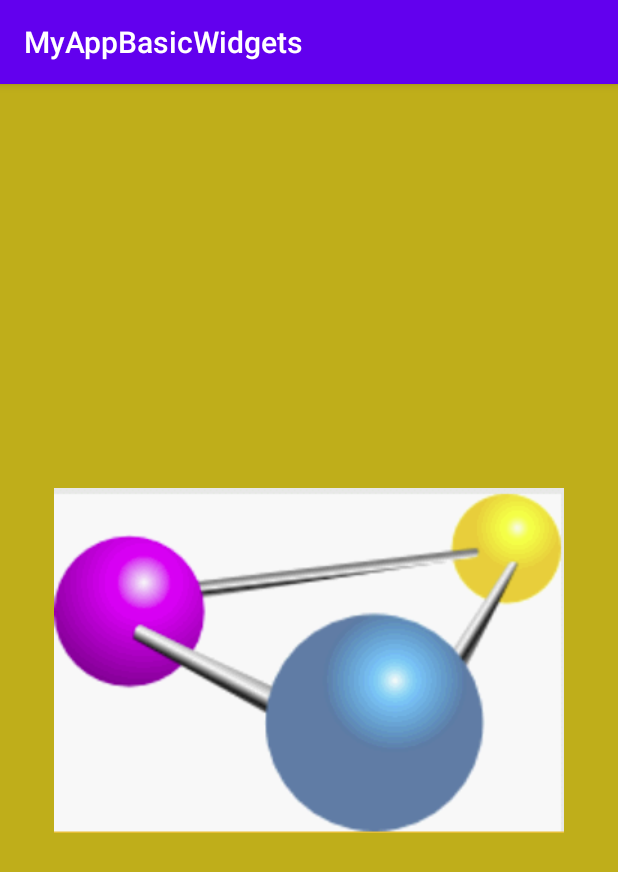
After one commit to sly-felipa/MyAppBasicWidgets, an Android app: the fragment FleetingImagesFragment placed in its activity, on a phone screen of 412 x 824 dp. The commit adds this screen. Shown: the top 872 px of the screen. Run offline under Robolectric (Android 15) with nearby library versions, the phone set to English and light mode, and no system bars.

```diff
--- a/app/src/main/AndroidManifest.xml
+++ b/app/src/main/AndroidManifest.xml
@@ -1,5 +1,6 @@
 <?xml version="1.0" encoding="utf-8"?>
 <manifest xmlns:android="http://schemas.android.com/apk/res/android"
+    xmlns:tools="http://schemas.android.com/tools"
     package="com.example.myappbasicwidgets">
 
     <application
--- /dev/null
+++ b/app/src/main/java/com/example/myappbasicwidgets/EditTextFragment.java
@@ -0,0 +1,44 @@
+package com.example.myappbasicwidgets;
+
+import android.annotation.SuppressLint;
+import android.os.Bundle;
+import android.view.LayoutInflater;
+import android.view.View;
+import android.view.ViewGroup;
+import android.widget.EditText;
+import android.widget.ImageView;
+
+import androidx.fragment.app.Fragment;
+
+public class EditTextFragment extends Fragment {
+    View view;
+    EditText editText;
+    EditText editTextCopy;
+    ImageView imageView;
+
+    @Override
+    public void onCreate(Bundle savedInstanceState) {
+        super.onCreate(savedInstanceState);
+    }
+
+    @Override
+    public View onCreateView(LayoutInflater inflater, ViewGroup container,
+                             Bundle savedInstanceState) {
+        view = inflater.inflate(R.layout.fragment_edit_text, container, false);
+        editText = view.findViewById(R.id.field);
+        editText.setBackgroundColor(R.style.EditTextStyleBlack);
+        editText.setText(getString(R.string.apache));
+        editTextCopy = view.findViewById(R.id.fieldCopy);
+        imageView = view.findViewById(R.id.icon);
+        imageView.setOnClickListener(new View.OnClickListener() {
+            @SuppressLint("ResourceAsColor")
+            @Override
+            public void onClick(View v) {
+//                editText.setBackgroundColor(R.color.colorOrange);
+//                editTextCopy.setBackgroundColor(R.style.EditTextStyleWhite);
+                editTextCopy.setText(R.string.apache);
+            }
+        });
+        return view;
+    }
+}
--- /dev/null
+++ b/app/src/main/java/com/example/myappbasicwidgets/FleetingImagesFragment.java
@@ -0,0 +1,45 @@
+package com.example.myappbasicwidgets;
+
+import android.content.Context;
+import android.media.AudioManager;
+import android.os.Bundle;
+import android.view.LayoutInflater;
+import android.view.SoundEffectConstants;
+import android.view.View;
+import android.view.ViewGroup;
+import android.widget.ImageView;
+
+import androidx.fragment.app.Fragment;
+
+
+public class FleetingImagesFragment extends Fragment {
+    ImageView imageView;
+    View view;
+
+    @Override
+    public void onCreate(Bundle savedInstanceState) {
+        super.onCreate(savedInstanceState);
+
+    }
+
+    @Override
+    public View onCreateView(LayoutInflater inflater, ViewGroup container,
+                             Bundle savedInstanceState) {
+        view = inflater.inflate(R.layout.fragment_fleeting_images, container, false);
+//        mp = MediaPlayer.create(getContext().getApplicationContext(), R.raw.door);
+
+//        audioManager = (AudioManager) getActivity().getSystemService(Context.AUDIO_SERVICE);
+
+        imageView = view.findViewById(R.id.icon);
+        imageView.setOnClickListener(new View.OnClickListener() {
+            @Override
+            public void onClick(View v) {
+//                imageView.setVisibility(View.INVISIBLE);
+                MainActivity mainActivity = (MainActivity) getActivity();
+                AudioManager audioManager = (AudioManager) mainActivity.getSystemService(Context.AUDIO_SERVICE);
+                audioManager.playSoundEffect(SoundEffectConstants.CLICK, 5.0f);
+            }
+        });
+        return view;
+    }
+}
--- a/app/src/main/res/layout/activity_main.xml
+++ b/app/src/main/res/layout/activity_main.xml
@@ -9,6 +9,12 @@
         android:id="@+id/fragmentContainer"
         android:layout_width="match_parent"
         android:layout_height="match_parent">
+        <fragment
+            android:id="@+id/editTFrag"
+            android:name="com.example.myappbasicwidgets.EditTextFragment"
+            android:layout_width="match_parent"
+            android:layout_height="match_parent"
+            tools:layout="@layout/fragment_edit_text" />
 
         <fragment
             android:id="@+id/tvFrag"
--- /dev/null
+++ b/app/src/main/res/layout/fragment_fleeting_images.xml
@@ -0,0 +1,23 @@
+<?xml version="1.0" encoding="utf-8"?>
+<androidx.constraintlayout.widget.ConstraintLayout xmlns:android="http://schemas.android.com/apk/res/android"
+    xmlns:app="http://schemas.android.com/apk/res-auto"
+    xmlns:tools="http://schemas.android.com/tools"
+    android:layout_width="match_parent"
+    android:layout_height="match_parent"
+    android:background="@color/colorYellow"
+    tools:context=".FleetingImagesFragment">
+
+    <ImageView
+        android:id="@+id/icon"
+        android:layout_width="wrap_content"
+        android:layout_height="wrap_content"
+        android:adjustViewBounds="true"
+        android:clickable="true"
+        android:focusable="true"
+        android:src="@drawable/molecule"
+        android:soundEffectsEnabled="true"
+        app:layout_constraintBottom_toBottomOf="parent"
+        app:layout_constraintEnd_toEndOf="parent"
+        app:layout_constraintStart_toStartOf="parent"
+        app:layout_constraintTop_toTopOf="parent" />
+</androidx.constraintlayout.widget.ConstraintLayout>
--- a/app/src/main/res/values/colors.xml
+++ b/app/src/main/res/values/colors.xml
@@ -4,6 +4,8 @@
     <color name="colorPrimaryDark">#3700B3</color>
     <color name="colorAccent">#03DAC5</color>
     <color name="colorYellow">#BFAE1A</color>
-    <color name="colorWhite">#FFF</color>
-
+    <color name="colorWhite">#FFFFFF</color>
+    <color name="colorGreen">#24C12A</color>
+    <color name="colorOrange">#FF5722</color>
+    <color name="colorBlack">#000000</color>
 </resources>
--- a/app/src/main/res/values/strings.xml
+++ b/app/src/main/res/values/strings.xml
@@ -7,6 +7,8 @@
     <string name="txt_textView">TextView</string>
     <string name="txt_button">Button</string>
     <string name="txt_back">Back</string>
-    <!-- TODO: Remove or change this placeholder text -->
     <string name="hello_blank_fragment">Hello blank fragment</string>
+    <string name="apache">Licensed under the Apache License, Version 2.0
+(the "License\"); you may not use this file except in compliance with the License.
+        You may obtain a copy of the License at "http://www.apache.org/licenses/LICENSE-2.0")</string>
 </resources>
--- a/app/src/main/res/values/styles.xml
+++ b/app/src/main/res/values/styles.xml
@@ -7,4 +7,16 @@
         <item name="colorAccent">@color/colorAccent</item>
     </style>
 
+    <style name="EditTextStyleOrange" parent="android:style/Widget.EditText">
+        <item name="android:background">@color/colorOrange</item>
+    </style>
+
+    <style name="EditTextStyleWhite" parent="android:style/Widget.EditText">
+        <item name="android:background">@color/colorWhite</item>
+
+    </style>
+    <style name="EditTextStyleBlack" parent="android:style/Widget.EditText">
+        <item name="android:background">@color/colorBlack</item>
+    </style>
+
 </resources>
```
Also changed, not shown: app/src/main/java/com/example/myappbasicwidgets/CheckBoxFragment.java (added, +24 -0 lines), app/src/main/java/com/example/myappbasicwidgets/MainActivity.java (+2 -8 lines), app/src/main/java/com/example/myappbasicwidgets/WidgetsOption.java (+8 -5 lines), app/src/main/res/layout/fragment_check_box.xml (added, +14 -0 lines), app/src/main/res/layout/fragment_edit_text.xml (added, +45 -0 lines), app/src/main/res/drawable/molecule.PNG (added), 1 other file.
